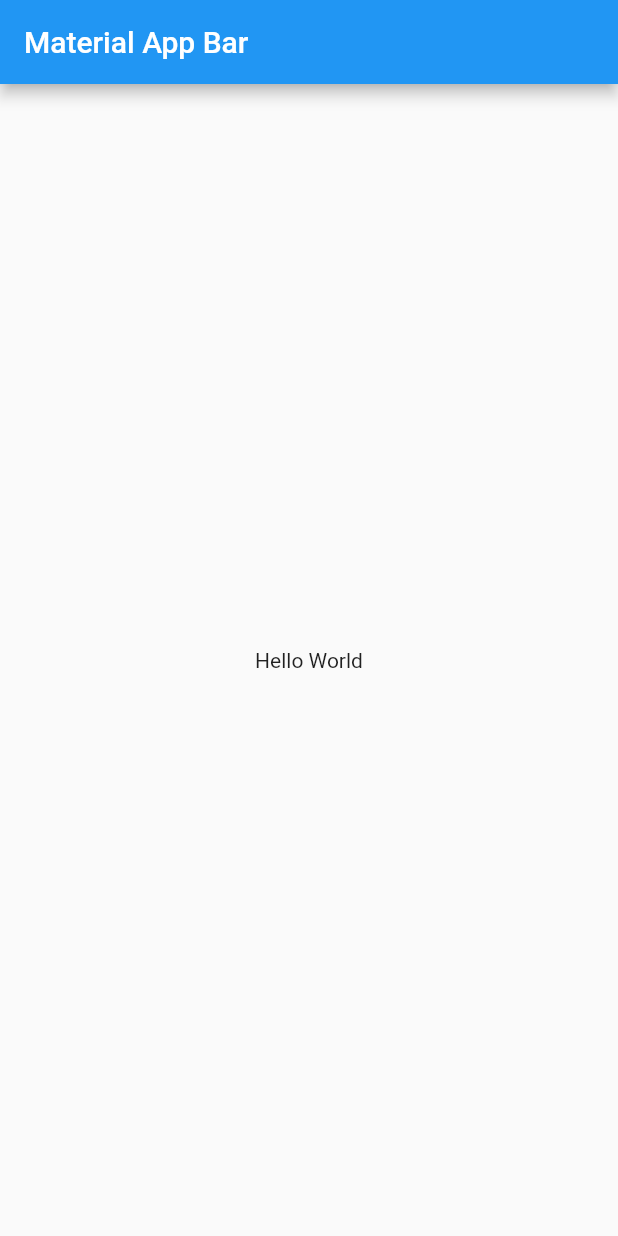
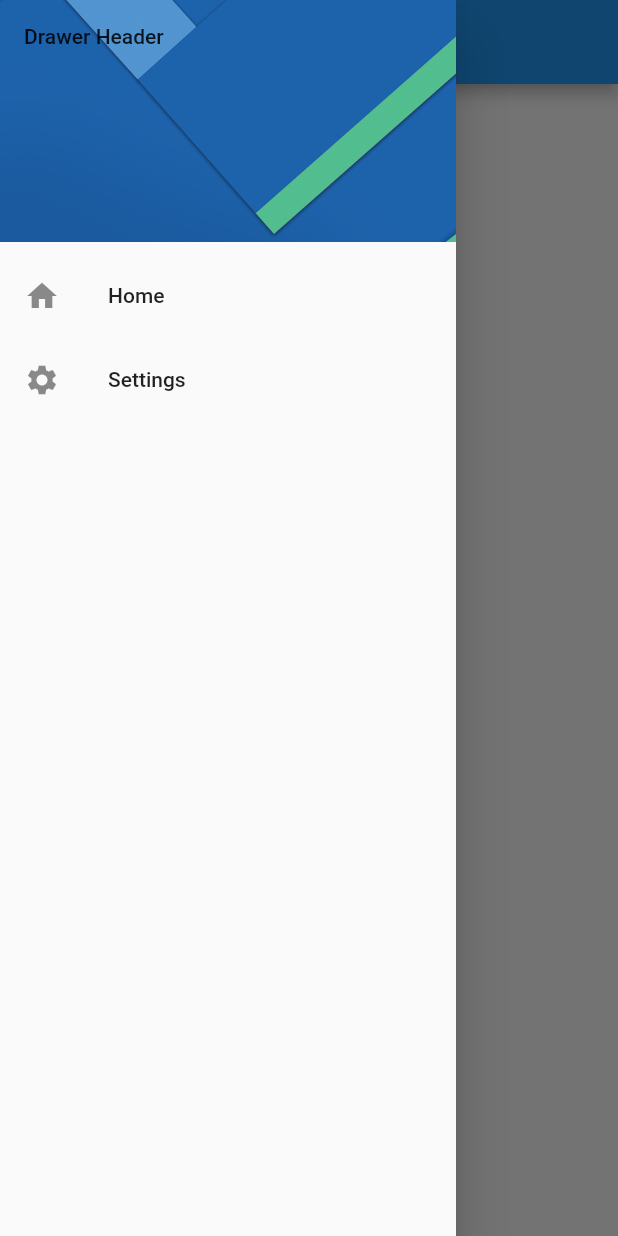
Before and after one commit to Turyfay/preferences_app, a Flutter app: the screen it shows after launch, with the side drawer open (before the commit the screen has no drawer), on a phone screen of 412 x 824 dp. Run offline on Flutter 3.47's test engine with Material 2 defaults, Android fonts, the phone set to English and light mode, and no system bars.

Commit message:
se agrego el drawer

```diff
--- a/lib/main.dart
+++ b/lib/main.dart
@@ -1,4 +1,5 @@
 import 'package:flutter/material.dart';
+import 'package:preferences_app/screens/screens.dart';
 
 void main() => runApp(MyApp());
 
@@ -8,17 +9,13 @@ class MyApp extends StatelessWidget {
   @override
   Widget build(BuildContext context) {
     return MaterialApp(
-      title: 'Material App',
-      home: Scaffold(
-        appBar: AppBar(
-          title: Text('Material App Bar'),
-        ),
-        body: Center(
-          child: Container(
-            child: Text('Hello World'),
-          ),
-        ),
-      ),
+      debugShowCheckedModeBanner: false,
+      title: 'App de preferencias',
+      initialRoute: HomeScreen.routeName,
+      routes: {
+        HomeScreen.routeName: (context) => HomeScreen(),
+        SettingsScreen.routeName: (context) => SettingsScreen(),
+      },
     );
   }
 }
--- a/lib/screens/home_screen.dart
+++ b/lib/screens/home_screen.dart
@@ -1,12 +1,19 @@
 import 'package:flutter/material.dart';
+import 'package:preferences_app/widgets/widgets.dart';
 
 class HomeScreen extends StatelessWidget {
+  static const String routeName = '/home';
+
   const HomeScreen({Key? key}) : super(key: key);
 
   @override
   Widget build(BuildContext context) {
-    return const Scaffold(
-      body: Center(
+    return Scaffold(
+      appBar: AppBar(
+        title: const Text('HomeScreen'),
+      ),
+      drawer: const SideMenu(),
+      body: const Center(
         child: Text('HomeScreen'),
       ),
     );
--- /dev/null
+++ b/lib/screens/screens.dart
@@ -0,0 +1,2 @@
+export 'package:preferences_app/screens/home_screen.dart';
+export 'package:preferences_app/screens/settings_screen.dart';
--- a/lib/screens/settings_screen.dart
+++ b/lib/screens/settings_screen.dart
@@ -1,12 +1,18 @@
 import 'package:flutter/material.dart';
+import 'package:preferences_app/widgets/widgets.dart';
 
 class SettingsScreen extends StatelessWidget {
+  static const String routeName = '/settings';
   const SettingsScreen({Key? key}) : super(key: key);
 
   @override
   Widget build(BuildContext context) {
-    return const Scaffold(
-      body: Center(
+    return Scaffold(
+      appBar: AppBar(
+        title: const Text('SettingsScreen'),
+      ),
+      drawer: const SideMenu(),
+      body: const Center(
         child: Text('SettingsScreen'),
       ),
     );
--- /dev/null
+++ b/lib/widgets/side_menu.dart
@@ -0,0 +1,51 @@
+import 'package:flutter/material.dart';
+import 'package:preferences_app/screens/screens.dart';
+
+class SideMenu extends StatelessWidget {
+  const SideMenu({Key? key}) : super(key: key);
+
+  @override
+  Widget build(BuildContext context) {
+    return Drawer(
+      child: ListView(
+        padding: EdgeInsets.zero,
+        children: [
+          const _DrawerHeader(),
+          ListTile(
+            leading: const Icon(Icons.home),
+            title: const Text('Home'),
+            onTap: () {
+              Navigator.pushReplacementNamed(context, HomeScreen.routeName);
+            },
+          ),
+          ListTile(
+            leading: const Icon(Icons.settings),
+            title: const Text('Settings'),
+            onTap: () {
+              Navigator.pushReplacementNamed(context, SettingsScreen.routeName);
+            },
+          ),
+        ],
+      ),
+    );
+  }
+}
+
+class _DrawerHeader extends StatelessWidget {
+  const _DrawerHeader({
+    Key? key,
+  }) : super(key: key);
+
+  @override
+  Widget build(BuildContext context) {
+    return const DrawerHeader(
+      child: Text('Drawer Header'),
+      decoration: BoxDecoration(
+        image: DecorationImage(
+          image: AssetImage('assets/menu-img.jpg'),
+          fit: BoxFit.cover,
+        ),
+      ),
+    );
+  }
+}
--- /dev/null
+++ b/lib/widgets/widgets.dart
@@ -0,0 +1 @@
+export 'package:preferences_app/widgets/side_menu.dart';
--- a/pubspec.yaml
+++ b/pubspec.yaml
@@ -58,8 +58,8 @@ flutter:
   uses-material-design: true
 
   # To add assets to your application, add an assets section, like this:
-  # assets:
-  #   - images/a_dot_burr.jpeg
+  assets:
+    - assets/
   #   - images/a_dot_ham.jpeg
 
   # An image asset can refer to one or more resolution-specific "variants", see
```
Also changed, not shown: assets/menu-img.jpg (added).
